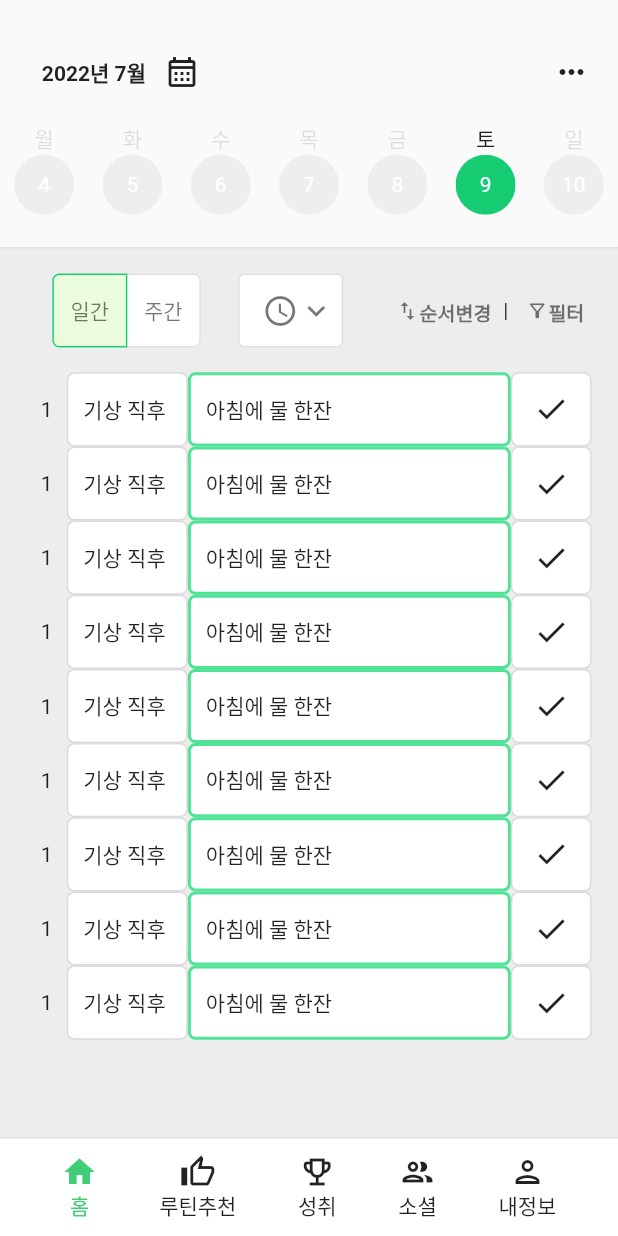
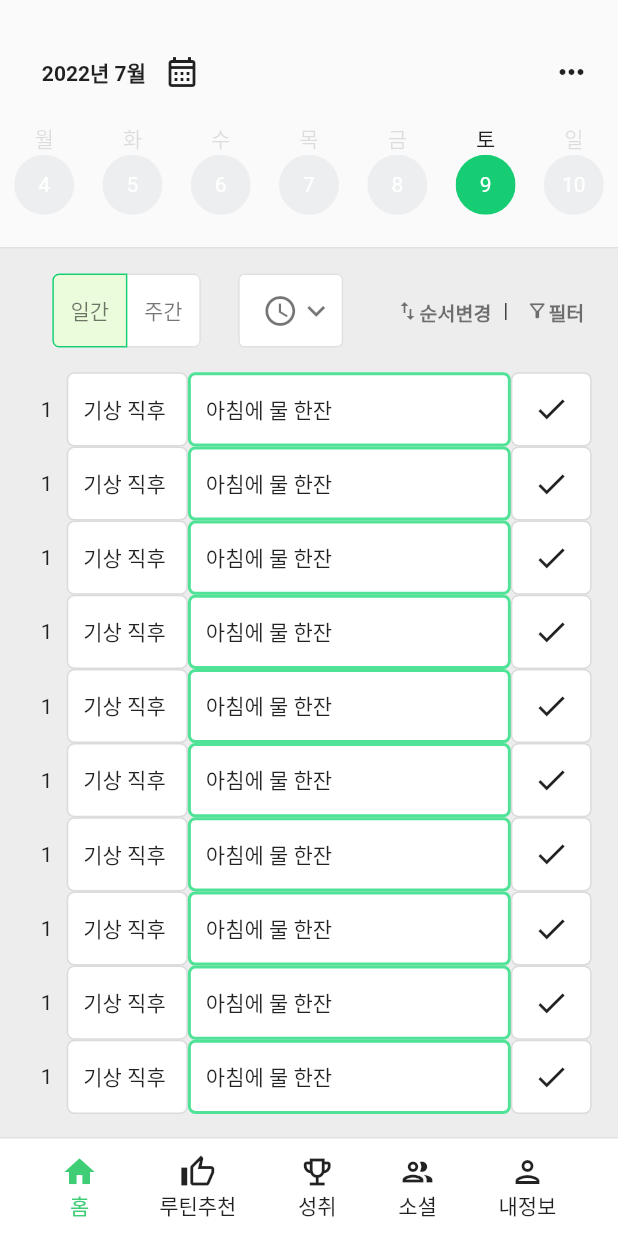
Before and after one commit to younhui97/MyRoutineCloneProj, a Flutter app: the screen it shows after launch, on a phone screen of 412 x 824 dp. Run offline on Flutter 3.47's test engine with Material 2 defaults, Android fonts, the phone set to English and light mode, and no system bars; Roboto replaces fonts that are missing (pr).

```diff
--- a/lib/rlist.dart
+++ b/lib/rlist.dart
@@ -8,12 +8,12 @@ class Rlist extends StatelessWidget{
     return Column(
       children: [
         SizedBox(
-          height: MediaQuery.of(context).size.height*0.54,
+          height: MediaQuery.of(context).size.height*0.6,
           width: MediaQuery.of(context).size.width*0.98,
           child: ListView.builder(
             padding: EdgeInsets.zero,
             shrinkWrap: true,
-            itemCount: 10,
+            itemCount: 15,
             itemBuilder: (BuildContext context, int index) {
               return Row(
                 children: <Widget>[
```
